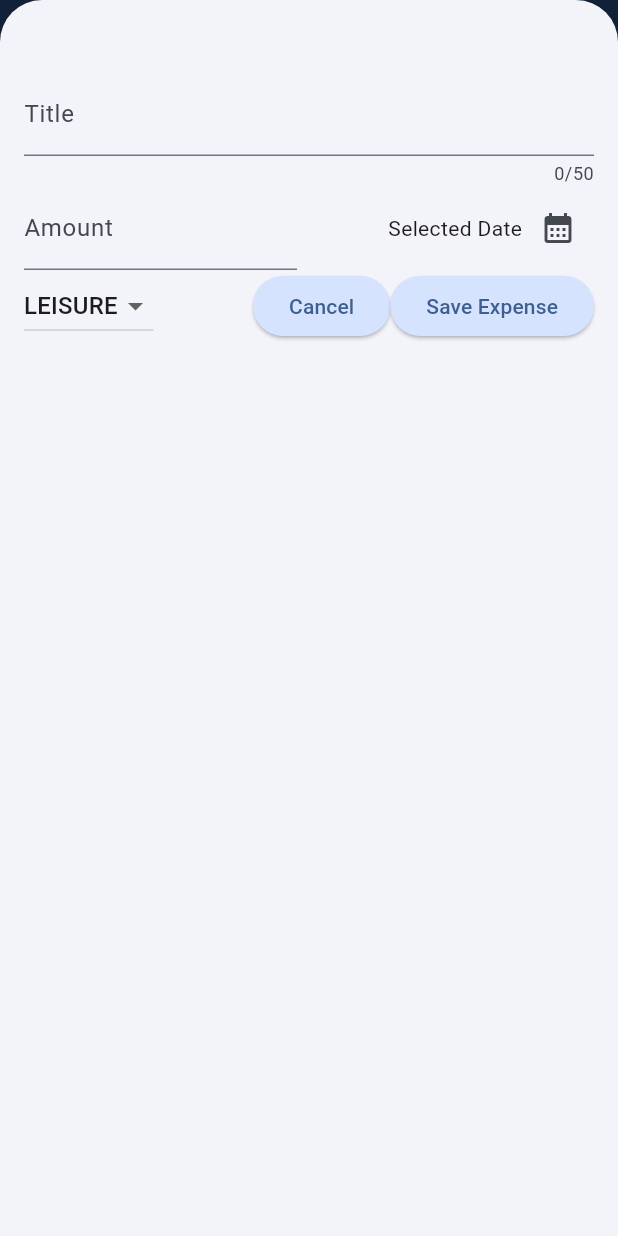
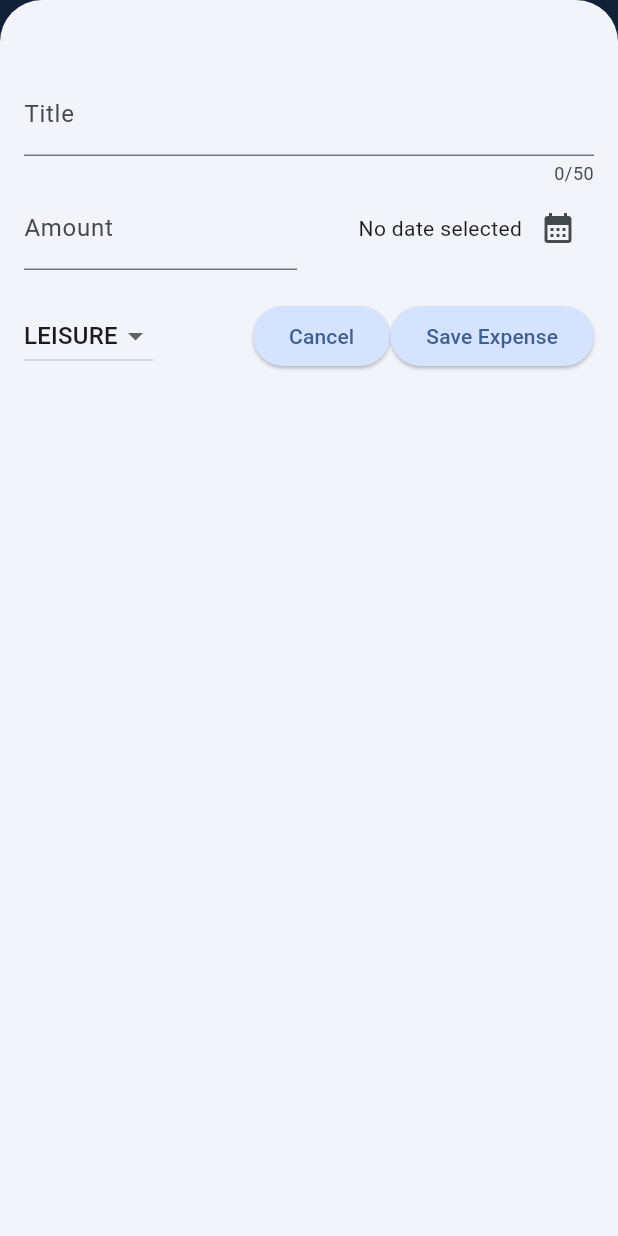
Before and after one commit to fmalik9/expense_tracker, a Flutter app: the screen it shows after launch, after a tap on the "add" icon, on a phone screen of 412 x 824 dp. Run offline on Flutter 3.47's test engine with Material 3 defaults, Android fonts, the phone set to English and light mode, and no system bars.

Commit message:
Fixed Dark Mode

```diff
--- a/lib/main.dart
+++ b/lib/main.dart
@@ -1,35 +1,45 @@
 import 'package:expense_tracker/widget/expenses.dart';
 import 'package:flutter/material.dart';
-
+import 'package:flutter/services.dart';
 
 var kColorScheme = ColorScheme.fromSeed(
   seedColor: const Color.fromARGB(255, 9, 99, 190),
 );
-var kDarkColorScheme=ColorScheme.fromSeed
-(brightness:Brightness.dark,
-  seedColor: const Color.fromARGB(255, 5, 99, 125)
+var kDarkColorScheme = ColorScheme.fromSeed(
+  brightness: Brightness.dark,
+  seedColor: const Color.fromARGB(255, 5, 99, 125),
 );
-
 void main() {
   runApp(
     MaterialApp(
-      darkTheme:ThemeData.dark().copyWith(
-
+      darkTheme: ThemeData.dark().copyWith(
+        colorScheme: kDarkColorScheme,
+        cardTheme: const CardTheme().copyWith(
+          color: kDarkColorScheme.secondaryContainer,
+          margin: const EdgeInsets.symmetric(
+            horizontal: 16,
+            vertical: 8,
+          ),
+        ),
+        elevatedButtonTheme: ElevatedButtonThemeData(
+          style: ElevatedButton.styleFrom(
+            backgroundColor: kDarkColorScheme.primaryContainer,
+            foregroundColor: kDarkColorScheme.onPrimaryContainer,
+          ),
+        ),
       ),
       theme: ThemeData().copyWith(
         colorScheme: kColorScheme,
         appBarTheme: const AppBarTheme().copyWith(
             backgroundColor: kColorScheme.onPrimaryContainer,
-          foregroundColor: kColorScheme.primaryContainer,
-        ),
+            foregroundColor: kColorScheme.primaryContainer),
         cardTheme: CardTheme().copyWith(
           color: kColorScheme.secondaryContainer,
           margin: const EdgeInsets.symmetric(horizontal: 16, vertical: 8),
         ),
         elevatedButtonTheme: ElevatedButtonThemeData(
           style: ElevatedButton.styleFrom(
-            backgroundColor: kColorScheme.primaryContainer,
-          ),
+              backgroundColor: kColorScheme.primaryContainer),
         ),
         textTheme: ThemeData().textTheme.copyWith(
               titleLarge: TextStyle(
@@ -39,7 +49,7 @@ void main() {
               ),
             ),
       ),
-      themeMode:ThemeMode.system,
+      themeMode: ThemeMode.system,
       home: Expenses(),
     ),
   );
--- a/lib/models/expense.dart
+++ b/lib/models/expense.dart
@@ -26,7 +26,26 @@ class Expense {
   final double amount;
   final DateTime date;
   final Category category;
+
   String get formattedDate {
     return formatter.format(date);
   }
 }
+
+class ExpenseBucket {
+  ExpenseBucket({required this.category, required this.expenses});
+
+  final Category category;
+  final List<Expense> expenses;
+
+  factory ExpenseBucket.forCategory(List<Expense> allExpenses, Category category) {
+    final filteredExpenses = allExpenses
+        .where((expense) => expense.category == category)
+        .toList();
+    return ExpenseBucket(category: category, expenses: filteredExpenses);
+  }
+
+  double get totalExpenses {
+    return expenses.fold(0.0, (sum, expense) => sum + expense.amount);
+  }
+}
--- /dev/null
+++ b/lib/widget/chart/chart.dart
@@ -0,0 +1,95 @@
+import 'package:flutter/material.dart';
+
+import 'package:expense_tracker/widget/chart/chart_bar.dart';
+import 'package:expense_tracker/models/expense.dart';
+
+class Chart extends StatelessWidget {
+  const Chart({super.key, required this.expenses});
+
+  final List<Expense> expenses;
+
+  List<ExpenseBucket> get buckets {
+    return [
+      ExpenseBucket.forCategory(expenses, Category.food),
+      ExpenseBucket.forCategory(expenses, Category.leisure),
+      ExpenseBucket.forCategory(expenses, Category.travel),
+      ExpenseBucket.forCategory(expenses, Category.work),
+    ];
+  }
+
+  double get maxTotalExpense {
+    double maxTotalExpense = 0;
+
+    for (final bucket in buckets) {
+      if (bucket.totalExpenses > maxTotalExpense) {
+        maxTotalExpense = bucket.totalExpenses;
+      }
+    }
+
+    return maxTotalExpense;
+  }
+
+  @override
+  Widget build(BuildContext context) {
+    final isDarkMode =
+        MediaQuery.of(context).platformBrightness == Brightness.dark;
+    return Container(
+      margin: const EdgeInsets.all(16),
+      padding: const EdgeInsets.symmetric(
+        vertical: 16,
+        horizontal: 8,
+      ),
+      width: double.infinity,
+      height: 180,
+      decoration: BoxDecoration(
+        borderRadius: BorderRadius.circular(8),
+        gradient: LinearGradient(
+          colors: [
+            Theme.of(context).colorScheme.primary.withOpacity(0.3),
+            Theme.of(context).colorScheme.primary.withOpacity(0.0)
+          ],
+          begin: Alignment.bottomCenter,
+          end: Alignment.topCenter,
+        ),
+      ),
+      child: Column(
+        children: [
+          Expanded(
+            child: Row(
+              crossAxisAlignment: CrossAxisAlignment.end,
+              children: [
+                for (final bucket in buckets) // alternative to map()
+                  ChartBar(
+                    fill: bucket.totalExpenses == 0
+                        ? 0
+                        : bucket.totalExpenses / maxTotalExpense,
+                  )
+              ],
+            ),
+          ),
+          const SizedBox(height: 12),
+          Row(
+            children: buckets
+                .map(
+                  (bucket) => Expanded(
+                    child: Padding(
+                      padding: const EdgeInsets.symmetric(horizontal: 4),
+                      child: Icon(
+                        categoryIcons[bucket.category],
+                        color: isDarkMode
+                            ? Theme.of(context).colorScheme.secondary
+                            : Theme.of(context)
+                                .colorScheme
+                                .primary
+                                .withOpacity(0.7),
+                      ),
+                    ),
+                  ),
+                )
+                .toList(),
+          )
+        ],
+      ),
+    );
+  }
+}
--- /dev/null
+++ b/lib/widget/chart/chart_bar.dart
@@ -0,0 +1,34 @@
+import 'package:flutter/material.dart';
+
+class ChartBar extends StatelessWidget {
+  const ChartBar({
+    super.key,
+    required this.fill,
+  });
+
+  final double fill;
+
+  @override
+  Widget build(BuildContext context) {
+    final isDarkMode =
+        MediaQuery.of(context).platformBrightness == Brightness.dark;
+    return Expanded(
+      child: Padding(
+        padding: const EdgeInsets.symmetric(horizontal: 4),
+        child: FractionallySizedBox(
+          heightFactor: fill,
+          child: DecoratedBox(
+            decoration: BoxDecoration(
+              shape: BoxShape.rectangle,
+              borderRadius:
+                  const BorderRadius.vertical(top: Radius.circular(8)),
+              color: isDarkMode
+                  ? Theme.of(context).colorScheme.secondary
+                  : Theme.of(context).colorScheme.primary.withOpacity(0.65),
+            ),
+          ),
+        ),
+      ),
+    );
+  }
+}
--- a/lib/widget/expenses.dart
+++ b/lib/widget/expenses.dart
@@ -1,3 +1,4 @@
+import 'package:expense_tracker/widget/chart/chart.dart';
 import 'package:expense_tracker/widget/expenses_list/expenses_list.dart';
 import 'package:expense_tracker/widget/new_expense.dart';
 import 'package:flutter/material.dart';
@@ -16,6 +17,7 @@ class Expenses extends StatefulWidget {
 class _ExpensesState extends State<Expenses> {
   void _openAddExpenseOverlay() {
     showModalBottomSheet(
+      useSafeArea: true,
       isScrollControlled: true,
       context: context,
       builder: (ctx) => NewExpense(
@@ -63,6 +65,10 @@ class _ExpensesState extends State<Expenses> {
   ];
   @override
   Widget build(BuildContext context) {
+    var width = MediaQuery.of(context).size.width;
+    // var width = 300;
+    // print("Width ${MediaQuery.of(context).size.width}");
+    // print("Height ${MediaQuery.of(context).size.height}");
     Widget mainContent = const Center(
       child: Text('No ExpensesFound. Click + to add'),
     );
@@ -82,12 +88,19 @@ class _ExpensesState extends State<Expenses> {
           ),
         ],
       ),
-      body: Column(
-        children: [
-          Text("Chart"),
-          Expanded(child: mainContent),
-        ],
-      ),
+      body: width < 600
+          ? Column(
+              children: [
+                Chart(expenses: _registeredExpenses),
+                Expanded(child: mainContent),
+              ],
+            )
+          : Row(
+              children: [
+                Expanded(child: Chart(expenses: _registeredExpenses)),
+                Expanded(child: mainContent),
+              ],
+            ),
     );
   }
 }
--- a/lib/widget/expenses_list/expenses_list.dart
+++ b/lib/widget/expenses_list/expenses_list.dart
@@ -18,7 +18,9 @@ class ExpensesList extends StatelessWidget {
       horizontal:Theme.of(context).cardTheme.margin!.horizontal,
 
     ),
-    color: Theme.of(context).colorScheme.error.withOpacity(.75),
+    color: Theme.of(context).colorScheme.error.withValues(
+      alpha:.75,
+    ),
   ),
   onDismissed: (direction) {
 onRemoveExpense(expenses[index]);
--- a/lib/widget/new_expense.dart
+++ b/lib/widget/new_expense.dart
@@ -1,12 +1,14 @@
+import 'dart:io';
 import 'package:expense_tracker/models/expense.dart';
+import 'package:flutter/cupertino.dart';
 import 'package:flutter/material.dart';
 import 'package:intl/intl.dart';
 
-final formatter = DateFormat.yMd();
-
 class NewExpense extends StatefulWidget {
   const NewExpense({super.key, required this.onAddExpense});
+
   final void Function(Expense expense) onAddExpense;
+
   @override
   State<NewExpense> createState() {
     return _NewExpenseState();
@@ -19,27 +21,27 @@ class _NewExpenseState extends State<NewExpense> {
   DateTime? _selectedDate;
   Category _selectedCategory = Category.leisure;
 
-  //Controller for amount
   @override
   void dispose() {
     _titleController.dispose();
     _amountController.dispose();
-    //Make sure to dispose of it
     super.dispose();
   }
 
   void _submitExpenseData() {
     final enteredAmount = double.tryParse(_amountController.text);
-    final amountIsInvalid = enteredAmount == null || enteredAmount <= 0;
+    final isInvalidAmount = enteredAmount == null || enteredAmount <= 0;
+
     if (_titleController.text.trim().isEmpty ||
-        amountIsInvalid ||
+        isInvalidAmount ||
         _selectedDate == null) {
-      showDialog(
+      if (Platform.isIOS) {
+        showCupertinoDialog(
           context: context,
-          builder: (ctx) => AlertDialog(
+          builder: (ctx) => CupertinoAlertDialog(
             title: const Text('Invalid Input!'),
             content: const Text(
-                    'Please make sure valid title, amount, date were entered!'),
+                'Please enter a valid title, amount, and date.'),
             actions: [
               TextButton(
                 onPressed: () {
@@ -48,27 +50,52 @@ class _NewExpenseState extends State<NewExpense> {
                 child: const Text('Okay'),
               ),
             ],
-              ));
+          ),
+        );
+      } else {
+        showDialog(
+          context: context,
+          builder: (ctx) => AlertDialog(
+            title: const Text('Invalid Input!'),
+            content: const Text(
+                'Please enter a valid title, amount, and date.'),
+            actions: [
+              TextButton(
+                onPressed: () {
+                  Navigator.pop(ctx);
+                },
+                child: const Text('Okay'),
+              ),
+            ],
+          ),
+        );
+      }
       return;
     }
+
     widget.onAddExpense(
       Expense(
         title: _titleController.text,
         amount: enteredAmount,
         date: _selectedDate!,
-          category: _selectedCategory),
+        category: _selectedCategory,
+      ),
     );
+
     Navigator.pop(context);
   }
 
   void _presentDatePicker() async {
     final now = DateTime.now();
     final firstDate = DateTime(now.year - 1, now.month, now.day);
+
     final pickedDate = await showDatePicker(
       context: context,
       initialDate: now,
       firstDate: firstDate,
-        lastDate: now);
+      lastDate: now,
+    );
+
     setState(() {
       _selectedDate = pickedDate;
     });
@@ -76,24 +103,57 @@ class _NewExpenseState extends State<NewExpense> {
 
   @override
   Widget build(BuildContext context) {
-    return Padding(
-      padding: const EdgeInsets.fromLTRB(16, 48, 16, 16),
+    final keyboardSpace = MediaQuery.of(context).viewInsets.bottom;
+    final formatter = DateFormat.yMd();
+
+    return LayoutBuilder(
+      builder: (ctx, constraints) {
+        final width = constraints.maxWidth;
+
+        return SizedBox(
+          height: double.infinity,
+          child: SingleChildScrollView(
+            child: Padding(
+              padding: EdgeInsets.fromLTRB(16, 48, 16, keyboardSpace + 16),
               child: Column(
                 children: [
+                  if (width >= 600)
                     Row(
+                      crossAxisAlignment: CrossAxisAlignment.start,
                       children: [
                         Expanded(
                           child: TextField(
                             controller: _titleController,
                             maxLength: 50,
                             keyboardType: TextInputType.name,
-                  decoration: InputDecoration(
+                            decoration: const InputDecoration(
                               label: Text('Title'),
                             ),
                           ),
                         ),
+                        const SizedBox(width: 24),
+                        Expanded(
+                          child: TextField(
+                            controller: _amountController,
+                            keyboardType: TextInputType.number,
+                            decoration: const InputDecoration(
+                              prefixText: '\$',
+                              label: Text('Amount'),
+                            ),
+                          ),
+                        ),
                       ],
+                    )
+                  else
+                    TextField(
+                      controller: _titleController,
+                      maxLength: 50,
+                      keyboardType: TextInputType.name,
+                      decoration: const InputDecoration(
+                        label: Text('Title'),
                       ),
+                    ),
+                  if (width < 600)
                     Row(
                       children: [
                         Expanded(
@@ -101,8 +161,8 @@ class _NewExpenseState extends State<NewExpense> {
                             controller: _amountController,
                             keyboardType: TextInputType.number,
                             decoration: const InputDecoration(
-                    prefixText: '\$',
-                    label: Text("Amount"),
+                              prefixText: '\$ ',
+                              label: Text('Amount'),
                             ),
                           ),
                         ),
@@ -110,21 +170,22 @@ class _NewExpenseState extends State<NewExpense> {
                         Expanded(
                           child: Row(
                             mainAxisAlignment: MainAxisAlignment.end,
-                  crossAxisAlignment: CrossAxisAlignment.center,
                             children: [
                               Text(
                                 _selectedDate == null
-                          ? 'Selected Date'
+                                    ? 'No date selected'
                                     : formatter.format(_selectedDate!),
                               ),
                               IconButton(
                                 onPressed: _presentDatePicker,
-                        icon: const Icon(Icons.calendar_month)),
+                                icon: const Icon(Icons.calendar_month),
+                              ),
                             ],
                           ),
                         ),
                       ],
                     ),
+                  const SizedBox(height: 20),
                   Row(
                     children: [
                       DropdownButton(
@@ -140,29 +201,31 @@ class _NewExpenseState extends State<NewExpense> {
                             )
                             .toList(),
                         onChanged: (value) {
-                  if (value == null) {
-                    return;
-                  }
+                          if (value == null) return;
                           setState(() {
                             _selectedCategory = value;
                           });
                         },
                       ),
-              Spacer(),
+                      const Spacer(),
                       ElevatedButton(
                         onPressed: () {
                           Navigator.pop(context);
                         },
-                child: const Text("Cancel"),
+                        child: const Text('Cancel'),
                       ),
                       ElevatedButton(
                         onPressed: _submitExpenseData,
-                child: Text('Save Expense'),
+                        child: const Text('Save Expense'),
                       ),
                     ],
                   ),
                 ],
               ),
+            ),
+          ),
+        );
+      },
     );
   }
 }
```
Lines whose indentation alone changed are shown as unchanged.
